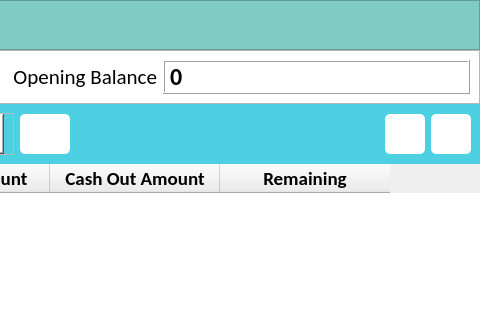
Qt form ui/account_details.ui (CodeWithEhtisham/Digital-Khata) before a commit; both pictures show x 800 to 1280 and y 0 to 320 of the 1280 by 700 pixel window.
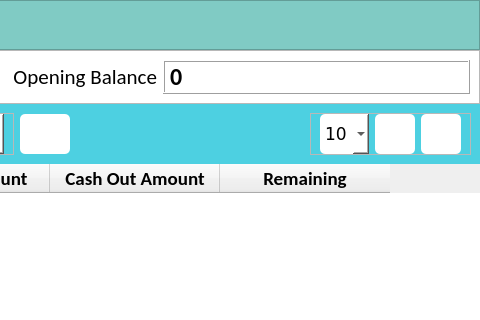
The same form after that commit. Icons and pictures are not drawn.

Commit message: added range dropdown

The edit to the form file:
```diff
--- a/ui/account_details.ui
+++ b/ui/account_details.ui
@@ -48,7 +48,7 @@
 	background-color: #4dd0e1;
 }
 
-QPushButton {
+QPushButton, QComboBox {
 	background-color: #fff;
 	border-radius: 5px;
 }
@@ -396,6 +396,62 @@
         </widget>
        </item>
        <item alignment="Qt::AlignRight">
+        <widget class="QFrame" name="frame_4">
+         <property name="frameShape">
+          <enum>QFrame::StyledPanel</enum>
+         </property>
+         <property name="frameShadow">
+          <enum>QFrame::Raised</enum>
+         </property>
+         <layout class="QHBoxLayout" name="horizontalLayout_6">
+          <property name="topMargin">
+           <number>0</number>
+          </property>
+          <property name="bottomMargin">
+           <number>0</number>
+          </property>
+          <item>
+           <widget class="QComboBox" name="select_range_details">
+            <property name="minimumSize">
+             <size>
+              <width>40</width>
+              <height>40</height>
+             </size>
+            </property>
+            <property name="font">
+             <font>
+              <family>Verdana</family>
+              <pointsize>13</pointsize>
+             </font>
+            </property>
+            <item>
+             <property name="text">
+              <string>10</string>
+             </property>
+            </item>
+            <item>
+             <property name="text">
+              <string>25</string>
+             </property>
+            </item>
+            <item>
+             <property name="text">
+              <string>50</string>
+             </property>
+            </item>
+            <item>
+             <property name="text">
+              <string>100</string>
+             </property>
+            </item>
+            <item>
+             <property name="text">
+              <string>All</string>
+             </property>
+            </item>
+           </widget>
+          </item>
+          <item>
         <widget class="QPushButton" name="btn_print">
          <property name="minimumSize">
           <size>
@@ -457,6 +513,9 @@
            <height>32</height>
           </size>
          </property>
+           </widget>
+          </item>
+         </layout>
         </widget>
        </item>
       </layout>
```
Lines whose indentation alone changed are shown as unchanged. The commit also changes 1 other file.
